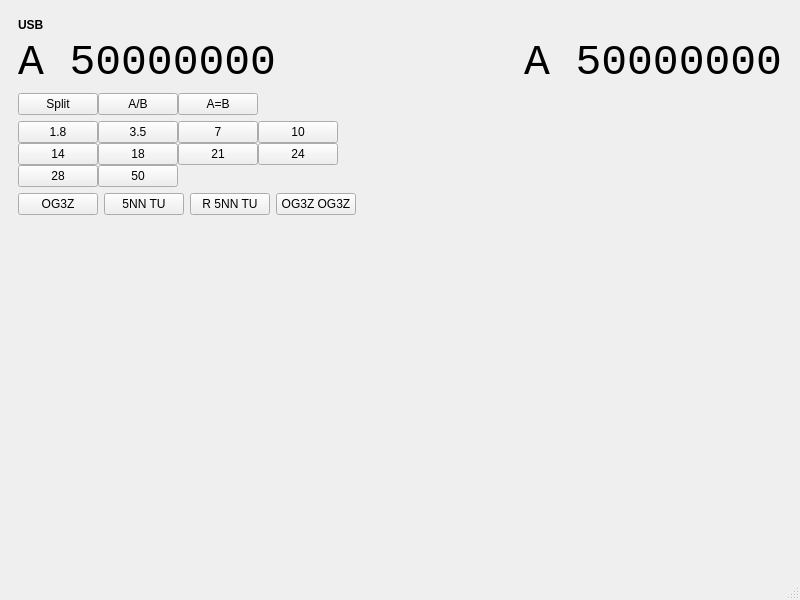
Above: mainwindow.ui from eloranta/HamVibe before the change. Below: the same form after it.
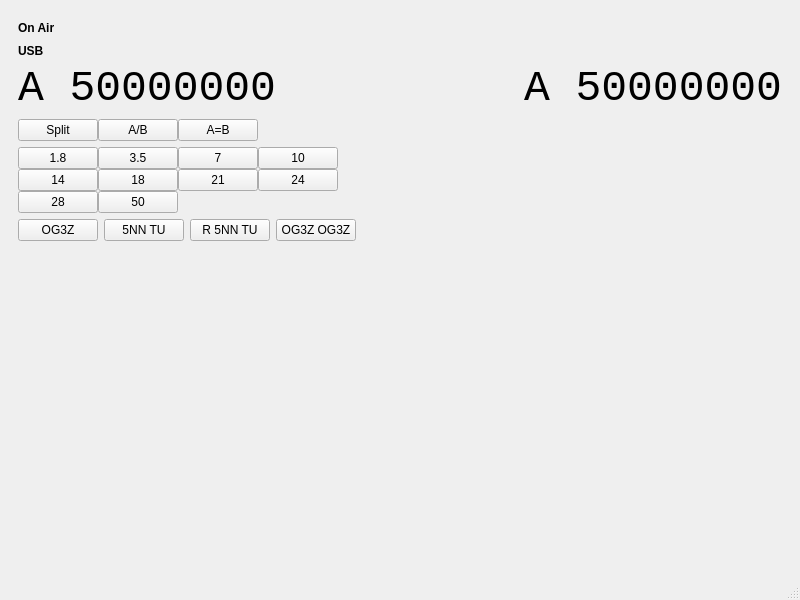
That is the form after the change. Custom widgets are drawn as their Qt base class.

Commit message: add on air button

Patch:
```diff
--- a/mainwindow.ui
+++ b/mainwindow.ui
@@ -20,6 +20,38 @@
       <layout class="QGridLayout" name="gridLayout">
        <item row="0" column="0" colspan="2">
         <layout class="QVBoxLayout" name="verticalLayout">
+         <item>
+          <layout class="QHBoxLayout" name="onAirLayout">
+           <item>
+            <widget class="QLabel" name="onAirLabel">
+             <property name="font">
+              <font>
+               <bold>true</bold>
+              </font>
+             </property>
+             <property name="text">
+              <string>On Air</string>
+             </property>
+             <property name="alignment">
+              <set>Qt::AlignLeading|Qt::AlignLeft|Qt::AlignVCenter</set>
+             </property>
+            </widget>
+           </item>
+           <item>
+            <spacer name="onAirSpacer">
+             <property name="orientation">
+              <enum>Qt::Orientation::Horizontal</enum>
+             </property>
+             <property name="sizeHint" stdset="0">
+              <size>
+               <width>40</width>
+               <height>20</height>
+              </size>
+             </property>
+            </spacer>
+           </item>
+          </layout>
+         </item>
          <item>
          <widget class="QLabel" name="modeLabel">
           <property name="font">
```
The commit also changes 2 other files.
